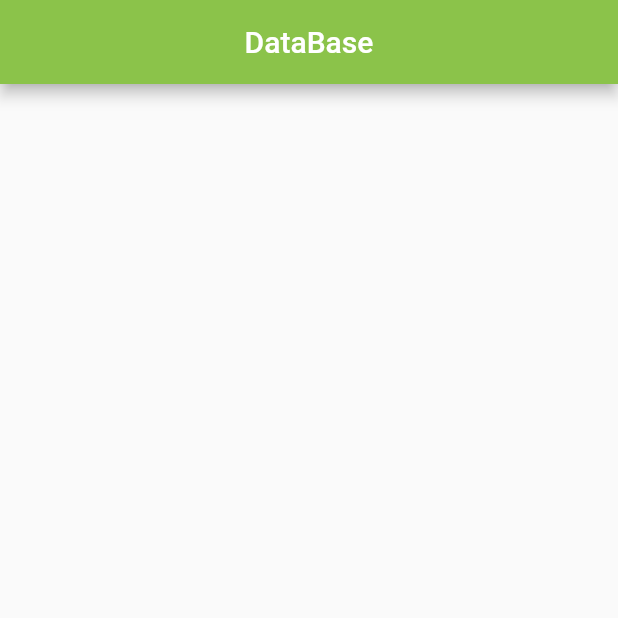
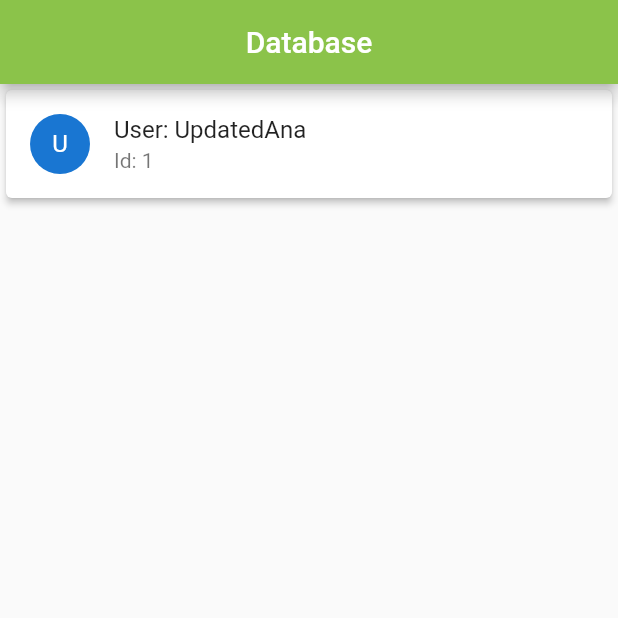
Before and after one commit to wallas83/dataBase_sqlite, a Flutter app: the screen it shows after launch, on a phone screen of 412 x 824 dp, the top half of it. Run offline on Flutter 3.47's test engine with Material 2 defaults, Android fonts, the phone set to English and light mode, and no system bars; our stand-ins replace sqflite; accounts and stored records are empty.

Commit message:
bug fixing

```diff
--- a/lib/main.dart
+++ b/lib/main.dart
@@ -1,12 +1,52 @@
+import 'package:database_intro/models/user.dart';
+import 'package:database_intro/utils/database_helper.dart';
 import 'package:flutter/material.dart';
-import 'package:sqflite/sqflite.dart';
-import 'package:path_provider/path_provider.dart';
-void main() { runApp(
-  new MaterialApp(
-    title: 'database',
+
+
+List _users;
+
+void main() async {
+  var db = new DatabaseHelper();
+
+  //Add user
+  await db.saveUser(new User("Genyy", "musician"));
+
+  int count = await db.getCount();
+  print("Count: $count");
+
+  //Retrieving a user
+  User ana = await db.getUser(1);
+  User anaUpdated = User.fromMap({
+    "username": "UpdatedAna",
+    "password" : "updatedPassword",
+    "id"       : 1
+  });
+
+
+  //Update
+  await
+  db.updateUser(anaUpdated);
+
+
+  //Delete a User
+  // int userDeleted = await db.deleteUser(2);
+
+
+  // print("Delete User:  $userDeleted");
+
+  //Get all users;
+  _users = await db.getAllUsers();
+  for (int i = 0; i < _users.length; i++) {
+    User user = User.map(_users[i]);
+
+    print("Username: ${user.username }, User Id: ${user.id}");
+  }
+
+
+  runApp(new MaterialApp(
+    title: "Database",
     home: new Home(),
-  )
-);
+  ));
 }
 
 class Home extends StatelessWidget {
@@ -14,10 +54,29 @@ class Home extends StatelessWidget {
   Widget build(BuildContext context) {
     return new Scaffold(
       appBar: new AppBar(
-        title: new Text('DataBase'),
+        title: new Text("Database"),
         centerTitle: true,
         backgroundColor: Colors.lightGreen,
       ),
+      body: new ListView.builder(
+          itemCount: _users.length,
+          itemBuilder: (_, int position) {
+            return new Card(
+              color: Colors.white,
+              elevation: 2.0,
+              child: new ListTile(
+                leading: new CircleAvatar(
+                  child:  Text("${User.fromMap(_users[position]).username.substring(0, 1)}"),
+                ),
+                title: new Text("User: ${User.fromMap(_users[position]).username}"),
+                subtitle: new Text("Id: ${User.fromMap(_users[position]).id}"),
+
+                onTap: () => debugPrint("${User.fromMap(_users[position]).password}"),
+              ),
+            );
+
+
+          }),
     );
   }
 }
```
Also changed, not shown: lib/utils/database_helper.dart (+6 -4 lines), pubspec.lock.
